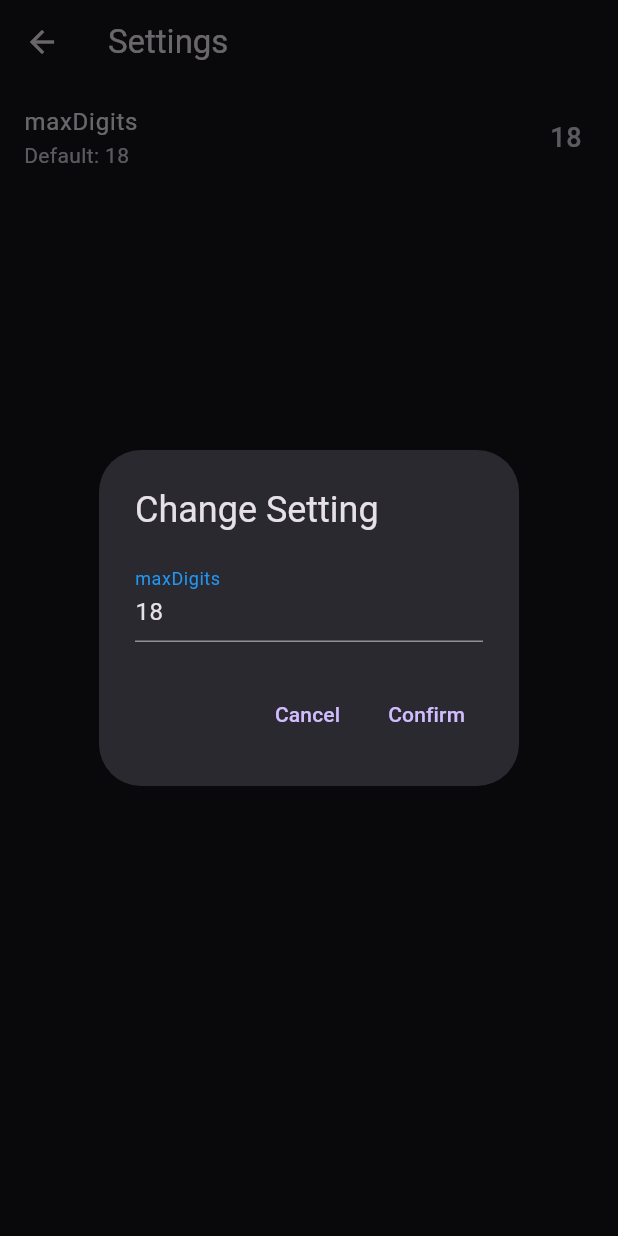
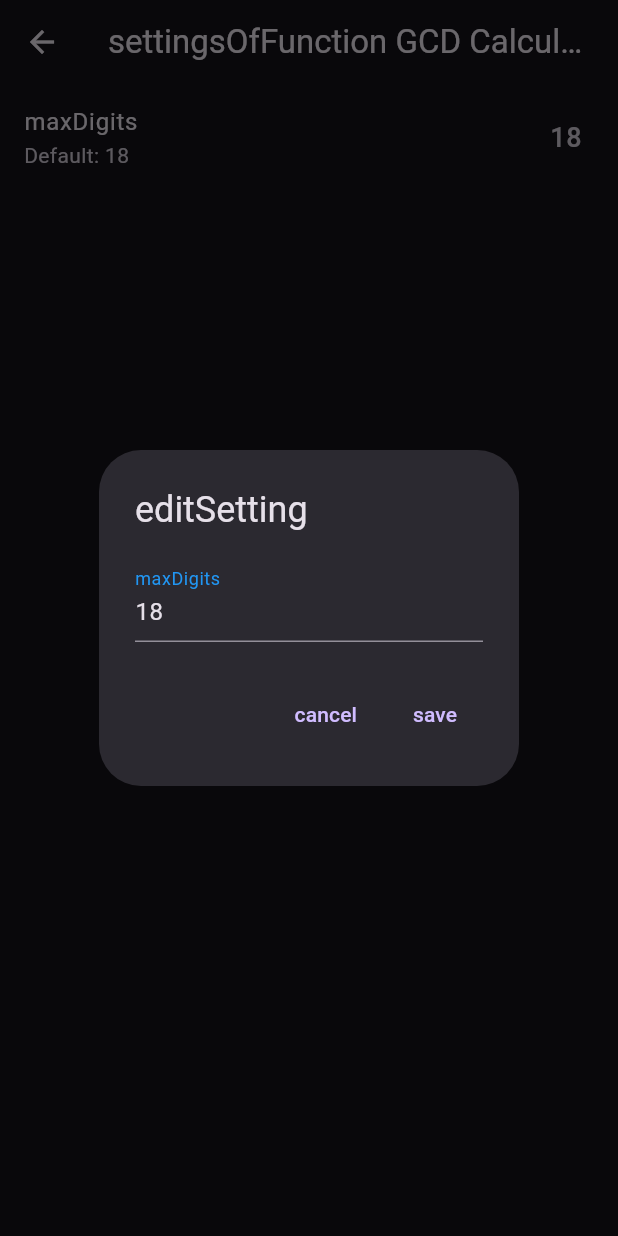
Before and after one commit to spageektti/sapphire, a Flutter app: the SettingsWidget screen opened directly, after a tap on "maxDigits", on a phone screen of 412 x 824 dp. Run offline on Flutter 3.47's test engine with Material 3 defaults, Android fonts, the phone set to English and light mode, and no system bars; our stand-ins replace decimal, device_info_plus, easy_localization, shared_preferences; missing offline and left inert: country_flags, flutter_math_fork; accounts and stored records are empty.

Commit message:
update settings page to handle translations

```diff
--- a/lib/widgets/settings_widget.dart
+++ b/lib/widgets/settings_widget.dart
@@ -73,13 +73,15 @@ class _SettingsWidgetState extends State<SettingsWidget> {
   Widget build(BuildContext context) {
     return Scaffold(
       appBar: AppBar(
-        title: Text('Settings'),
+        title: Text(context.tr("settingsOfFunction") +
+            ' ' +
+            context.tr('${widget.pageName}LongName')),
       ),
       body: ListView.builder(
         itemCount: widget.settings.length,
         itemBuilder: (context, index) {
           return ListTile(
-            title: Text(widget.settings[index]),
+            title: Text(context.tr(widget.settings[index])),
             subtitle: Text('Default: ${widget.defaultValues[index]}'),
             trailing: _loaded
                 ? Text(_currentValues[index], style: TextStyle(fontSize: 18))
@@ -91,17 +93,17 @@ class _SettingsWidgetState extends State<SettingsWidget> {
                   final controller =
                       TextEditingController(text: _currentValues[index]);
                   return AlertDialog(
-                    title: Text('Change Setting'),
+                    title: Text(context.tr('editSetting')),
                     content: TextField(
                       controller: controller,
                       decoration: InputDecoration(
-                        labelText: widget.settings[index],
+                        labelText: context.tr(widget.settings[index]),
                       ),
                     ),
                     actions: [
                       TextButton(
                         onPressed: () => Navigator.of(context).pop(),
-                        child: Text('Cancel'),
+                        child: Text(context.tr('cancel')),
                       ),
                       TextButton(
                         onPressed: () {
@@ -111,8 +113,10 @@ class _SettingsWidgetState extends State<SettingsWidget> {
                           _saveSettings();
                           Navigator.of(context).pop();
                         },
-                        child: Text('Confirm'),
-                      ),
+                        child: Text(
+                          context.tr('save'),
+                        ),
+                      )
                     ],
                   );
                 },
```
